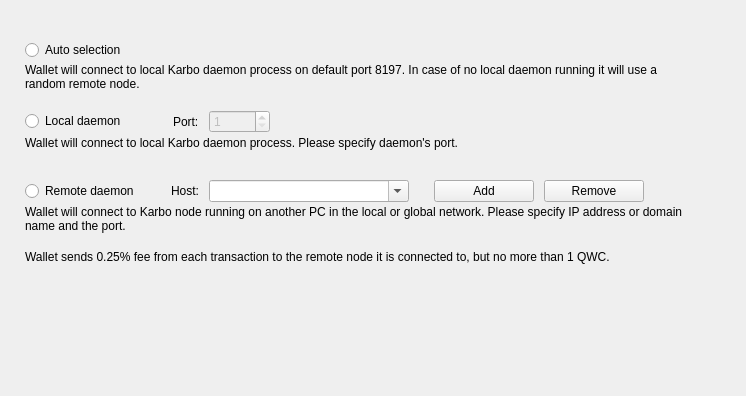
qwertycoin-org/qwertycoin-zero, file src/Gui/Options/ConnectionOptionsFrame.ui: the form before one commit.
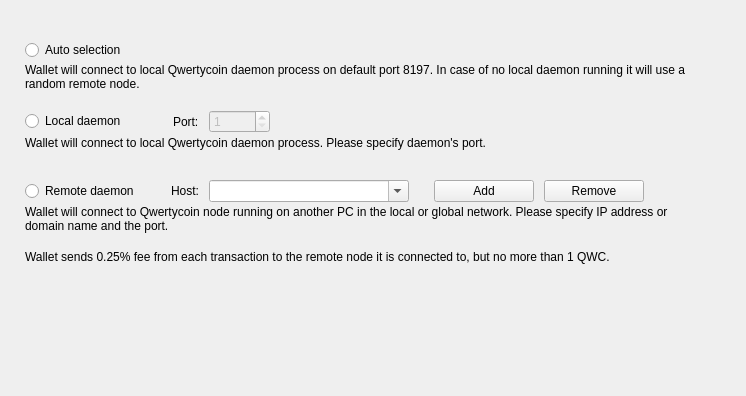
The form after the commit. Custom widgets are drawn as their Qt base class.

The edit to the form file:
```diff
--- a/src/Gui/Options/ConnectionOptionsFrame.ui
+++ b/src/Gui/Options/ConnectionOptionsFrame.ui
@@ -81,7 +81,7 @@
       <item alignment="Qt::AlignTop">
        <widget class="WalletGui::WalletSmallGrayTextLabel" name="m_autoHelperLabel">
         <property name="text">
-         <string>Wallet will connect to local Karbo daemon process on default port 8197. In case of no local daemon running it will use a random remote node.</string>
+         <string>Wallet will connect to local Qwertycoin daemon process on default port 8197. In case of no local daemon running it will use a random remote node.</string>
         </property>
         <property name="alignment">
          <set>Qt::AlignLeading|Qt::AlignLeft|Qt::AlignTop</set>
@@ -205,7 +205,7 @@
       <item alignment="Qt::AlignTop">
        <widget class="WalletGui::WalletSmallGrayTextLabel" name="m_localHelperLabel">
         <property name="text">
-         <string>Wallet will connect to local Karbo daemon process. Please specify daemon's port.</string>
+         <string>Wallet will connect to local Qwertycoin daemon process. Please specify daemon's port.</string>
         </property>
         <property name="alignment">
          <set>Qt::AlignLeading|Qt::AlignLeft|Qt::AlignTop</set>
@@ -395,7 +395,7 @@
       <item alignment="Qt::AlignTop">
        <widget class="WalletGui::WalletSmallGrayTextLabel" name="m_remoteHelperLabel">
         <property name="text">
-         <string>Wallet will connect to Karbo node running on another PC in the local or global network. Please specify IP address or domain name and the port.</string>
+         <string>Wallet will connect to Qwertycoin node running on another PC in the local or global network. Please specify IP address or domain name and the port.</string>
         </property>
         <property name="alignment">
          <set>Qt::AlignLeading|Qt::AlignLeft|Qt::AlignTop</set>
```
